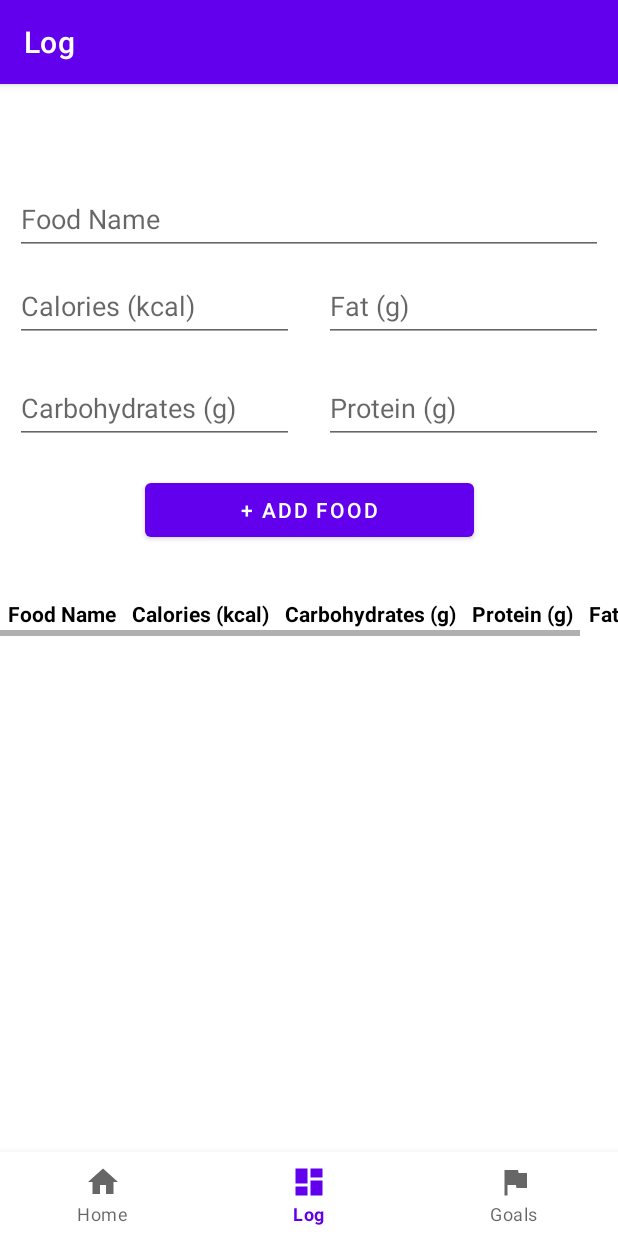
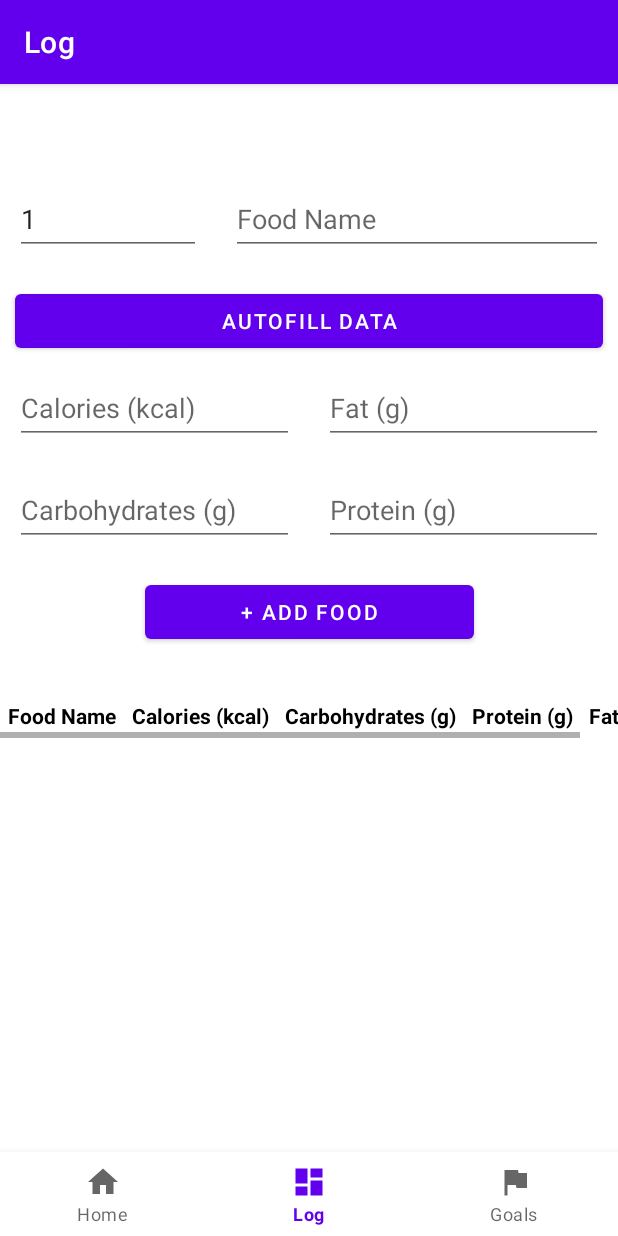
Before and after one commit to alexchitham/Year1-DietApp, an Android app: the LogFragment screen opened through its navigation route, on a phone screen of 412 x 824 dp. Run offline under Robolectric (Android 15) with nearby library versions, the phone set to English and light mode, and no system bars; our stand-ins replace navigation-ui.

Commit message:
Added autofill option to fetch nutrition information from CalorieNinjas API

```diff
--- a/app/src/main/AndroidManifest.xml
+++ b/app/src/main/AndroidManifest.xml
@@ -2,6 +2,9 @@
 <manifest xmlns:android="http://schemas.android.com/apk/res/android"
     package="uk.ac.bath.dietpi">
     <uses-permission android:name="android.permission.READ_EXTERNAL_STORAGE" />
+    <uses-permission android:name="android.permission.INTERNET" />
+    <uses-permission android:name="android.permission.ACCESS_NETWORK_STATE" />
+
 
     <application
         android:allowBackup="true"
--- a/app/src/main/java/uk/ac/bath/dietpi/ui/log/LogViewModel.java
+++ b/app/src/main/java/uk/ac/bath/dietpi/ui/log/LogViewModel.java
@@ -7,6 +7,8 @@ import androidx.lifecycle.ViewModel;
 import android.graphics.Color;
 import android.view.View;
 import android.widget.TextView;
+
+import org.json.JSONObject;
 
 import uk.ac.bath.dietpi.R;
 
--- a/app/src/main/res/layout/fragment_log.xml
+++ b/app/src/main/res/layout/fragment_log.xml
@@ -6,17 +6,44 @@
     android:layout_height="match_parent"
     tools:context=".ui.log.LogFragment">
 
-    <EditText
-        android:id="@+id/editTextName"
+    <LinearLayout
+        android:id="@+id/nameInputFields"
+        android:layout_width="match_parent"
+        android:layout_height="0dp"
+        android:orientation="horizontal"
+        app:layout_constraintEnd_toEndOf="parent"
+        app:layout_constraintStart_toStartOf="parent"
+        app:layout_constraintTop_toTopOf="parent">
+
+        <EditText
+            android:id="@+id/editTextQuantity"
+            android:layout_width="0dp"
+            android:layout_height="48dp"
+            android:layout_margin="10dp"
+            android:layout_weight="1"
+            android:hint="@string/food_quantity"
+            android:inputType="text"
+            android:text="1" />
+
+        <EditText
+            android:id="@+id/editTextName"
+            android:layout_width="0dp"
+            android:layout_height="48dp"
+            android:layout_margin="10dp"
+            android:layout_weight="2"
+            android:hint="@string/food_name"
+            android:inputType="text" />
+    </LinearLayout>
+
+    <Button
+        android:id="@+id/autofill_dataBT"
         android:layout_width="0dp"
-        android:layout_height="48dp"
+        android:layout_height="wrap_content"
         android:layout_margin="10dp"
-        android:hint="@string/food_name"
-        android:inputType="text"
+        android:text="@string/autofill_data"
         app:layout_constraintEnd_toEndOf="parent"
-        app:layout_constraintHorizontal_bias="0.498"
         app:layout_constraintStart_toStartOf="parent"
-        app:layout_constraintTop_toTopOf="parent" />
+        app:layout_constraintTop_toBottomOf="@+id/nameInputFields" />
 
     <LinearLayout
         android:id="@+id/topInputFields"
@@ -25,7 +52,7 @@
         android:orientation="horizontal"
         app:layout_constraintEnd_toEndOf="parent"
         app:layout_constraintStart_toStartOf="parent"
-        app:layout_constraintTop_toBottomOf="@id/editTextName">
+        app:layout_constraintTop_toBottomOf="@+id/autofill_dataBT">
 
         <EditText
             android:id="@+id/editTextCalories"
--- a/app/src/main/res/values/strings.xml
+++ b/app/src/main/res/values/strings.xml
@@ -17,4 +17,6 @@
     <string name="example_goal">Example Goal</string>
     <string name="textview">TextView</string>
     <string name="name">Name</string>
+    <string name="autofill_data">Autofill Data</string>
+    <string name="food_quantity">Quantity</string>
 </resources>
```
Also changed, not shown: app/src/main/java/uk/ac/bath/dietpi/MainActivity.java (+10 -0 lines), app/src/main/java/uk/ac/bath/dietpi/ui/log/LogFragment.java (+67 -6 lines).
